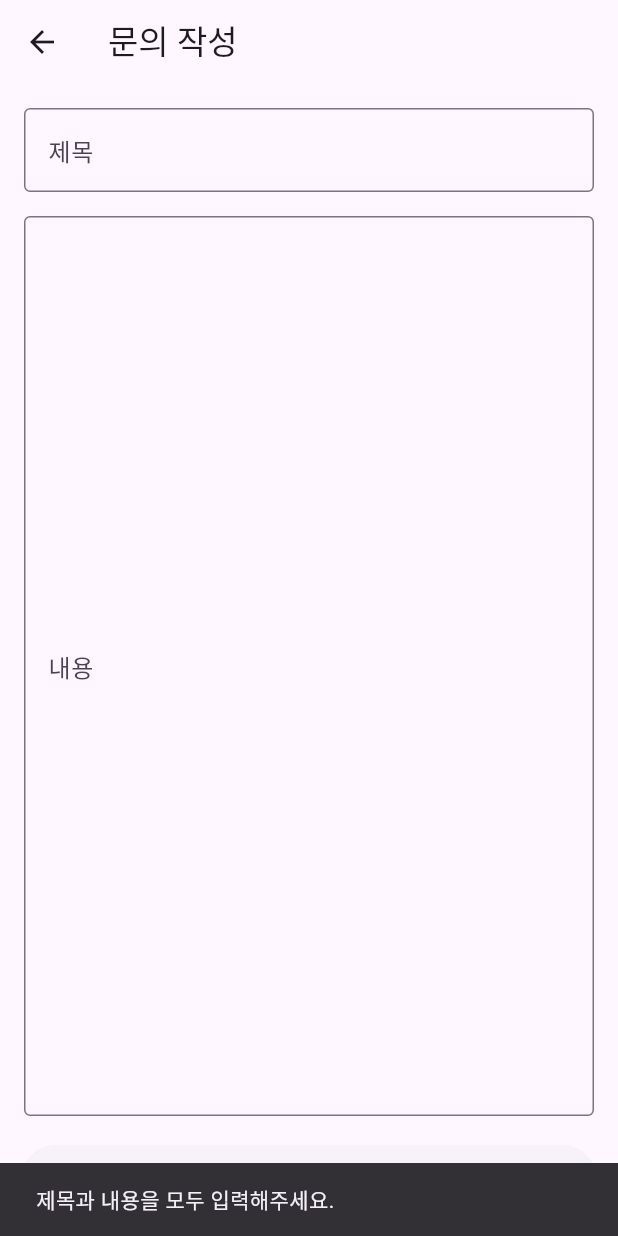
After one commit to ghghtls/peoplejob_frontend, a Flutter app: the InquiryFormPage screen opened directly, after a tap on "제출하기", on a phone screen of 412 x 824 dp. The commit adds this screen. Run offline on Flutter 3.47's test engine with Material 3 defaults, Android fonts, the phone set to English and light mode, and no system bars; our stand-ins replace dio, flutter_dotenv, flutter_riverpod.

Commit message:
feat:문의 작성  ui

```diff
--- /dev/null
+++ b/lib/ui/pages/inquiry/inquiry_form_page.dart
@@ -0,0 +1,77 @@
+import 'package:flutter/material.dart';
+
+class InquiryFormPage extends StatefulWidget {
+  const InquiryFormPage({super.key});
+
+  @override
+  State<InquiryFormPage> createState() => _InquiryFormPageState();
+}
+
+class _InquiryFormPageState extends State<InquiryFormPage> {
+  final titleController = TextEditingController();
+  final contentController = TextEditingController();
+
+  void _submitInquiry() {
+    final title = titleController.text.trim();
+    final content = contentController.text.trim();
+
+    if (title.isEmpty || content.isEmpty) {
+      ScaffoldMessenger.of(
+        context,
+      ).showSnackBar(const SnackBar(content: Text('제목과 내용을 모두 입력해주세요.')));
+      return;
+    }
+
+    // TODO: 실제 문의 제출 API 연동 예정
+    print('문의 제출됨: $title\n$content');
+
+    // 임시로 입력 초기화 + 뒤로 가기
+    titleController.clear();
+    contentController.clear();
+    ScaffoldMessenger.of(
+      context,
+    ).showSnackBar(const SnackBar(content: Text('문의가 제출되었습니다!')));
+    Navigator.pop(context); // 작성 후 목록으로 돌아감
+  }
+
+  @override
+  Widget build(BuildContext context) {
+    return Scaffold(
+      appBar: AppBar(title: const Text('문의 작성')),
+      body: Padding(
+        padding: const EdgeInsets.all(16),
+        child: Column(
+          children: [
+            TextField(
+              controller: titleController,
+              decoration: const InputDecoration(
+                labelText: '제목',
+                border: OutlineInputBorder(),
+              ),
+            ),
+            const SizedBox(height: 16),
+            Expanded(
+              child: TextField(
+                controller: contentController,
+                maxLines: null,
+                expands: true,
+                decoration: const InputDecoration(
+                  labelText: '내용',
+                  border: OutlineInputBorder(),
+                ),
+              ),
+            ),
+            const SizedBox(height: 16),
+            SizedBox(
+              width: double.infinity,
+              child: ElevatedButton(
+                onPressed: _submitInquiry,
+                child: const Text('제출하기'),
+              ),
+            ),
+          ],
+        ),
+      ),
+    );
+  }
+}
--- a/lib/ui/pages/mypage/inquiry/inquiry_list_page.dart
+++ b/lib/ui/pages/inquiry/inquiry_list_page.dart
@@ -1,4 +1,5 @@
 import 'package:flutter/material.dart';
+import 'package:peoplejob_frontend/ui/pages/inquiry/inquiry_form_page.dart';
 import 'widgets/inquiry_list_view.dart';
 import 'widgets/empty_inquiry_message.dart';
 import 'widgets/add_inquiry_button.dart';
@@ -17,7 +18,15 @@ class InquiryListPage extends StatelessWidget {
         child:
             hasInquiry ? const InquiryListView() : const EmptyInquiryMessage(),
       ),
-      floatingActionButton: const AddInquiryButton(),
+      floatingActionButton: FloatingActionButton(
+        onPressed: () {
+          Navigator.push(
+            context,
+            MaterialPageRoute(builder: (_) => const InquiryFormPage()),
+          );
+        },
+        child: const Icon(Icons.add),
+      ),
     );
   }
 }
```
Also changed, not shown: lib/ui/pages/inquiry/widgets/add_inquiry_button.dart (renamed from lib/ui/pages/mypage/inquiry/widgets/add_inquiry_button.dart), lib/ui/pages/inquiry/widgets/empty_inquiry_message.dart (renamed from lib/ui/pages/mypage/inquiry/widgets/empty_inquiry_message.dart), lib/ui/pages/inquiry/widgets/inquiry_list_view.dart (renamed from lib/ui/pages/mypage/inquiry/widgets/inquiry_list_view.dart).
